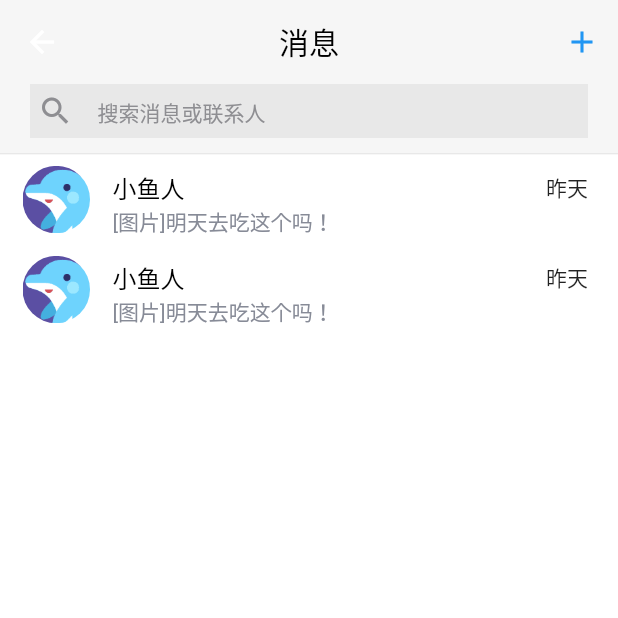
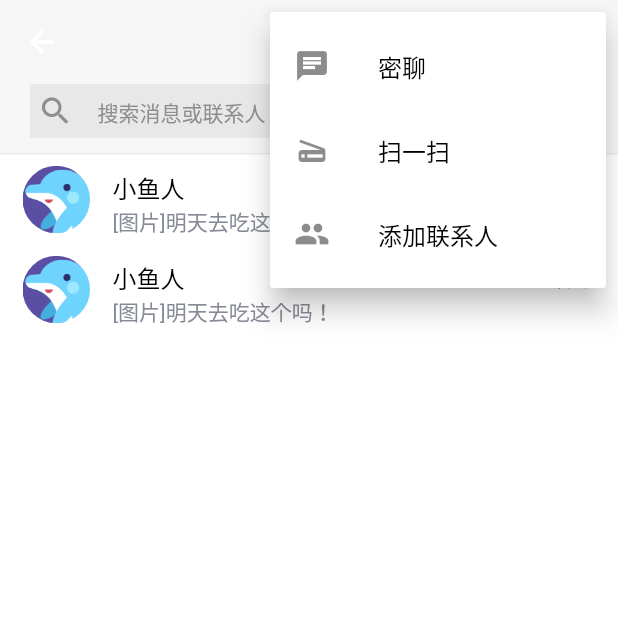
Before and after one commit to cn-ygf/imone, a Flutter app: the MsgPage screen opened directly, after a tap on the "add" icon, on a phone screen of 412 x 824 dp, the top half of it. Run offline on Flutter 3.47's test engine with Material 2 defaults, Android fonts, the phone set to English and light mode, and no system bars; our stand-ins replace convert, fluttertoast.

```diff
--- a/lib/page/msg.dart
+++ b/lib/page/msg.dart
@@ -22,10 +22,31 @@ class _MsgPageState extends State<MsgPage> {
         elevation:0.0,
         backgroundColor: Color.fromARGB(255, 246, 246, 246),
         actions: <Widget>[
-          IconButton(
-            icon: Icon(Icons.add),
-            color: Colors.blue,
-            onPressed: (){},
+          PopupMenuButton(
+            icon: Icon(Icons.add,color: Colors.blue,),
+            itemBuilder:(BuildContext context) =><PopupMenuItem<String>>[
+              PopupMenuItem(
+                value: 'mi',
+                child: ListTile(
+                  leading: Icon(Icons.chat),
+                  title: Text('密聊',style: TextStyle(color: Colors.black),),
+                ),
+              ),
+              PopupMenuItem(
+                value: 'scan',
+                child: ListTile(
+                  leading: Icon(Icons.scanner),
+                  title: Text('扫一扫',style: TextStyle(color: Colors.black),),
+                ),
+              ),
+              PopupMenuItem(
+                value: 'contacts',
+                child: ListTile(
+                  leading: Icon(Icons.people),
+                  title: Text('添加联系人',style: TextStyle(color: Colors.black),),
+                ),
+              ),
+            ],
           ),
         ],
       ),
--- a/pubspec.yaml
+++ b/pubspec.yaml
@@ -17,6 +17,10 @@ environment:
   sdk: ">=2.1.0 <3.0.0"
 
 dependencies:
+  http: ^0.11.0
+  crypto: ^2.0.3
+  convert: ^2.1.1
+  fluttertoast: ^3.0.4
   flutter:
     sdk: flutter
 
```
Also changed, not shown: lib/api/api.dart (added, +31 -0 lines), lib/common/md5.dart (added, +10 -0 lines), lib/page/login.dart (+136 -4 lines), pubspec.lock.
